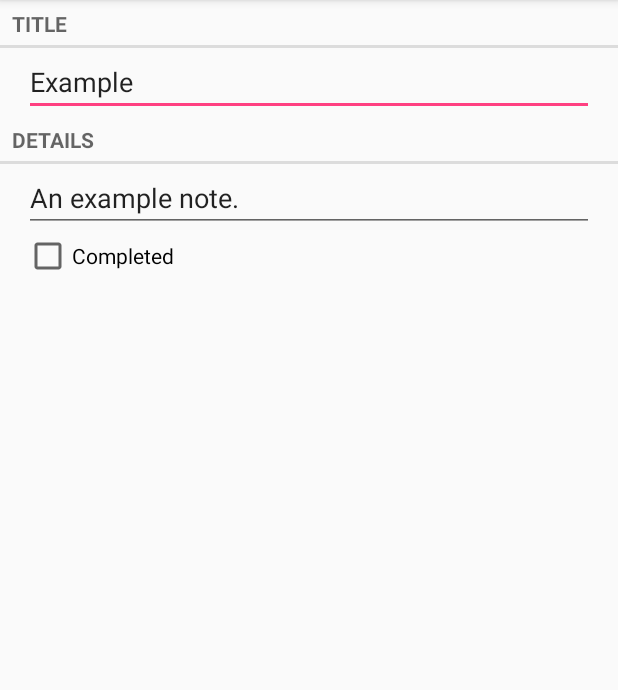
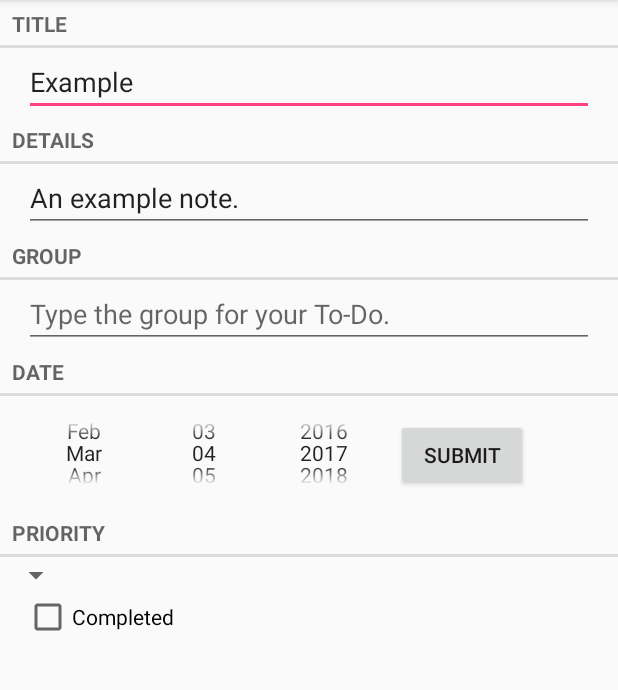
Before and after one commit to Tybop/SmartList, an Android app: the NoteFragment screen opened directly, with no data from a screen before it, on a phone screen of 412 x 824 dp, the part 84-774 px from its top. Run offline under Robolectric (Android 15) with nearby library versions, the phone set to English and light mode, and no system bars.

Commit message:
xml updates

```diff
--- a/CriminalIntent/app/src/main/res/layout/fragment_note.xml
+++ b/CriminalIntent/app/src/main/res/layout/fragment_note.xml
@@ -33,6 +33,58 @@
         android:layout_marginRight="16dp"
         android:hint="@string/note_details_hint"/>
 
+    <TextView
+        style="?android:listSeparatorTextViewStyle"
+        android:layout_width="match_parent"
+        android:layout_height="wrap_content"
+        android:text="@string/note_group_label"/>
+
+    <EditText
+        android:id="@+id/note_group"
+        android:layout_width="match_parent"
+        android:layout_height="wrap_content"
+        android:layout_marginLeft="16dp"
+        android:layout_marginRight="16dp"
+        android:hint="@string/note_group_hint"/>
+
+    <TextView
+        style="?android:listSeparatorTextViewStyle"
+        android:layout_width="match_parent"
+        android:layout_height="wrap_content"
+        android:text="Date"/>
+
+    <LinearLayout
+        android:layout_width="wrap_content"
+        android:layout_height="wrap_content"
+        android:orientation="horizontal">
+
+        <DatePicker
+            android:id="@+id/note_date"
+            android:layout_width="wrap_content"
+            android:layout_height="75dp"
+            android:layout_marginLeft="16dp"
+            android:datePickerMode="spinner"
+            android:calendarViewShown="false"/>
+
+        <Button
+            android:id="@+id/submit_button"
+            android:layout_width="wrap_content"
+            android:layout_height="wrap_content"
+            android:layout_marginTop="15dp"
+            android:text="@string/date_submit_button"/>
+
+    </LinearLayout>
+
+    <TextView
+        style="?android:listSeparatorTextViewStyle"
+        android:layout_width="match_parent"
+        android:layout_height="wrap_content"
+        android:text="Priority"/>
+
+    <Spinner
+        android:id="@+id/note_spinner"
+        android:layout_width="wrap_content"
+        android:layout_height="wrap_content"/>
 
     <CheckBox
         android:id="@+id/note_completed"
```
